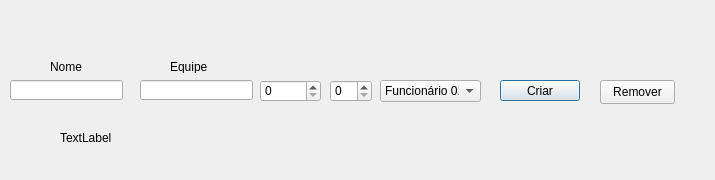
Qt form addf.ui (efabreu/Ferramentas-de-manuten-o) before a commit.
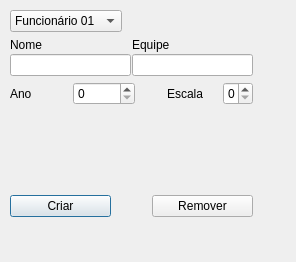
The same form after that commit.

What changed in the file:
```diff
--- a/addf.ui
+++ b/addf.ui
@@ -9,84 +9,137 @@
    <rect>
     <x>0</x>
     <y>0</y>
-    <width>715</width>
-    <height>180</height>
+    <width>296</width>
+    <height>262</height>
    </rect>
   </property>
   <property name="windowTitle">
    <string>Dialog</string>
   </property>
-  <widget class="QLabel" name="lbl_nome">
+  <widget class="QWidget" name="layoutWidget">
    <property name="geometry">
     <rect>
-     <x>50</x>
-     <y>60</y>
-     <width>47</width>
-     <height>13</height>
+     <x>10</x>
+     <y>10</y>
+     <width>276</width>
+     <height>241</height>
     </rect>
    </property>
-   <property name="text">
-    <string>Nome</string>
-   </property>
-  </widget>
+   <layout class="QGridLayout" name="gridLayout_3">
+    <property name="sizeConstraint">
+     <enum>QLayout::SetFixedSize</enum>
+    </property>
+    <property name="spacing">
+     <number>1</number>
+    </property>
+    <item row="5" column="0" colspan="2">
+     <layout class="QGridLayout" name="gridLayout_2">
+      <item row="0" column="0">
   <widget class="QPushButton" name="btn_criar">
    <property name="enabled">
     <bool>true</bool>
    </property>
-   <property name="geometry">
-    <rect>
-     <x>500</x>
-     <y>80</y>
-     <width>80</width>
-     <height>21</height>
-    </rect>
-   </property>
    <property name="text">
     <string>Criar</string>
    </property>
   </widget>
-  <widget class="QLabel" name="lbl_equipe">
-   <property name="geometry">
-    <rect>
-     <x>170</x>
-     <y>60</y>
-     <width>47</width>
+      </item>
+      <item row="0" column="1">
+       <spacer name="horizontalSpacer_2">
+        <property name="orientation">
+         <enum>Qt::Horizontal</enum>
+        </property>
+        <property name="sizeType">
+         <enum>QSizePolicy::Fixed</enum>
+        </property>
+        <property name="sizeHint" stdset="0">
+         <size>
+          <width>40</width>
+          <height>20</height>
+         </size>
+        </property>
+       </spacer>
+      </item>
+      <item row="0" column="2">
+       <widget class="QPushButton" name="btn_remover">
+        <property name="text">
+         <string>Remover</string>
+        </property>
+       </widget>
+      </item>
+     </layout>
+    </item>
+    <item row="3" column="0" colspan="2">
+     <layout class="QHBoxLayout" name="horizontalLayout">
+      <item>
+       <widget class="QLabel" name="lbl_nome_2">
+        <property name="text">
+         <string>Ano</string>
+        </property>
+       </widget>
+      </item>
+      <item>
+       <widget class="QSpinBox" name="spinBox_Ano"/>
+      </item>
+      <item>
+       <spacer name="horizontalSpacer">
+        <property name="orientation">
+         <enum>Qt::Horizontal</enum>
+        </property>
+        <property name="sizeType">
+         <enum>QSizePolicy::Fixed</enum>
+        </property>
+        <property name="sizeHint" stdset="0">
+         <size>
+          <width>31</width>
      <height>13</height>
-    </rect>
+         </size>
+        </property>
+       </spacer>
+      </item>
+      <item>
+       <widget class="QLabel" name="lbl_equipe_2">
+        <property name="maximumSize">
+         <size>
+          <width>55</width>
+          <height>16777215</height>
+         </size>
    </property>
    <property name="text">
-    <string>Equipe</string>
-   </property>
-  </widget>
-  <widget class="QLineEdit" name="lEdit_nome">
-   <property name="geometry">
-    <rect>
-     <x>10</x>
-     <y>80</y>
-     <width>113</width>
-     <height>20</height>
-    </rect>
-   </property>
-  </widget>
-  <widget class="QLineEdit" name="lEdit_equipe">
-   <property name="geometry">
-    <rect>
-     <x>140</x>
-     <y>80</y>
-     <width>113</width>
+         <string>Escala</string>
+        </property>
+       </widget>
+      </item>
+      <item>
+       <widget class="QSpinBox" name="spinBox_Escala">
+        <property name="maximumSize">
+         <size>
+          <width>30</width>
+          <height>16777215</height>
+         </size>
+        </property>
+       </widget>
+      </item>
+     </layout>
+    </item>
+    <item row="0" column="1">
+     <spacer name="horizontalSpacer_3">
+      <property name="orientation">
+       <enum>Qt::Horizontal</enum>
+      </property>
+      <property name="sizeType">
+       <enum>QSizePolicy::Fixed</enum>
+      </property>
+      <property name="sizeHint" stdset="0">
+       <size>
+        <width>130</width>
      <height>20</height>
-    </rect>
-   </property>
-  </widget>
+       </size>
+      </property>
+     </spacer>
+    </item>
+    <item row="0" column="0">
   <widget class="QComboBox" name="cbx_numFunc">
-   <property name="geometry">
-    <rect>
-     <x>380</x>
-     <y>80</y>
-     <width>101</width>
-     <height>22</height>
-    </rect>
-   </property>
    <item>
     <property name="text">
      <string>Funcionário 01</string>
@@ -138,51 +191,86 @@
     </property>
    </item>
   </widget>
-  <widget class="QPushButton" name="btn_remover">
-   <property name="geometry">
-    <rect>
-     <x>600</x>
-     <y>80</y>
-     <width>75</width>
-     <height>24</height>
-    </rect>
-   </property>
+    </item>
+    <item row="1" column="0" colspan="2">
+     <layout class="QGridLayout" name="gridLayout">
+      <property name="sizeConstraint">
+       <enum>QLayout::SetFixedSize</enum>
+      </property>
+      <property name="verticalSpacing">
+       <number>2</number>
+      </property>
+      <item row="2" column="0">
+       <widget class="QLineEdit" name="lEdit_nome"/>
+      </item>
+      <item row="2" column="1">
+       <widget class="QLineEdit" name="lEdit_equipe"/>
+      </item>
+      <item row="1" column="0">
+       <widget class="QLabel" name="lbl_nome">
    <property name="text">
-    <string>Remover</string>
-   </property>
-  </widget>
-  <widget class="QLabel" name="diretorio">
-   <property name="geometry">
-    <rect>
-     <x>60</x>
-     <y>130</y>
-     <width>451</width>
-     <height>16</height>
-    </rect>
-   </property>
+         <string>Nome</string>
+        </property>
+       </widget>
+      </item>
+      <item row="1" column="1">
+       <widget class="QLabel" name="lbl_equipe">
    <property name="text">
-    <string>TextLabel</string>
-   </property>
-  </widget>
-  <widget class="QSpinBox" name="spinBox_Ano">
-   <property name="geometry">
-    <rect>
-     <x>260</x>
-     <y>80</y>
-     <width>61</width>
-     <height>22</height>
-    </rect>
-   </property>
-  </widget>
-  <widget class="QSpinBox" name="spinBox_Escala">
-   <property name="geometry">
-    <rect>
-     <x>330</x>
-     <y>80</y>
-     <width>42</width>
-     <height>22</height>
-    </rect>
-   </property>
+         <string>Equipe</string>
+        </property>
+       </widget>
+      </item>
+      <item row="0" column="0" colspan="2">
+       <spacer name="verticalSpacer_3">
+        <property name="orientation">
+         <enum>Qt::Vertical</enum>
+        </property>
+        <property name="sizeType">
+         <enum>QSizePolicy::Fixed</enum>
+        </property>
+        <property name="sizeHint" stdset="0">
+         <size>
+          <width>20</width>
+          <height>5</height>
+         </size>
+        </property>
+       </spacer>
+      </item>
+     </layout>
+    </item>
+    <item row="2" column="0" colspan="2">
+     <spacer name="verticalSpacer">
+      <property name="orientation">
+       <enum>Qt::Vertical</enum>
+      </property>
+      <property name="sizeType">
+       <enum>QSizePolicy::Fixed</enum>
+      </property>
+      <property name="sizeHint" stdset="0">
+       <size>
+        <width>20</width>
+        <height>5</height>
+       </size>
+      </property>
+     </spacer>
+    </item>
+    <item row="4" column="0" colspan="2">
+     <spacer name="verticalSpacer_2">
+      <property name="orientation">
+       <enum>Qt::Vertical</enum>
+      </property>
+      <property name="sizeType">
+       <enum>QSizePolicy::Fixed</enum>
+      </property>
+      <property name="sizeHint" stdset="0">
+       <size>
+        <width>20</width>
+        <height>89</height>
+       </size>
+      </property>
+     </spacer>
+    </item>
+   </layout>
   </widget>
  </widget>
  <resources/>
```
Lines whose indentation alone changed are shown as unchanged.
